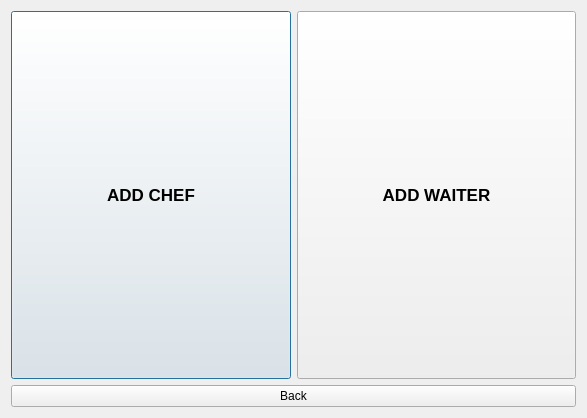
Qt form Ifrad/man_employee.ui (Ridwan230/Restaurant-Management-System) before a commit.
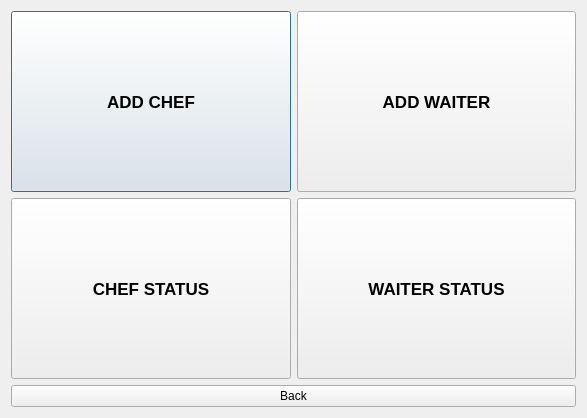
The same form after that commit.

```diff
--- a/Ifrad/man_employee.ui
+++ b/Ifrad/man_employee.ui
@@ -13,12 +13,14 @@
   <property name="windowTitle">
    <string>Dialog</string>
   </property>
-  <layout class="QVBoxLayout" name="verticalLayout_2">
-   <item>
-    <layout class="QVBoxLayout" name="verticalLayout">
+  <layout class="QGridLayout" name="gridLayout">
+   <item row="0" column="0">
+    <layout class="QVBoxLayout" name="verticalLayout_3">
      <item>
       <layout class="QHBoxLayout" name="horizontalLayout">
        <item>
+        <layout class="QVBoxLayout" name="verticalLayout">
+         <item>
         <widget class="QPushButton" name="add_chef">
          <property name="sizePolicy">
           <sizepolicy hsizetype="Preferred" vsizetype="Preferred">
@@ -40,6 +42,30 @@
         </widget>
        </item>
        <item>
+          <widget class="QPushButton" name="chef_status">
+           <property name="sizePolicy">
+            <sizepolicy hsizetype="Preferred" vsizetype="Preferred">
+             <horstretch>0</horstretch>
+             <verstretch>0</verstretch>
+            </sizepolicy>
+           </property>
+           <property name="font">
+            <font>
+             <pointsize>13</pointsize>
+             <weight>75</weight>
+             <bold>true</bold>
+            </font>
+           </property>
+           <property name="text">
+            <string>CHEF STATUS</string>
+           </property>
+          </widget>
+         </item>
+        </layout>
+       </item>
+       <item>
+        <layout class="QVBoxLayout" name="verticalLayout_2">
+         <item>
         <widget class="QPushButton" name="add_waiter">
          <property name="sizePolicy">
           <sizepolicy hsizetype="Preferred" vsizetype="Preferred">
@@ -58,6 +84,28 @@
           <string>ADD WAITER</string>
          </property>
         </widget>
+         </item>
+         <item>
+          <widget class="QPushButton" name="waiter_status">
+           <property name="sizePolicy">
+            <sizepolicy hsizetype="Preferred" vsizetype="Preferred">
+             <horstretch>0</horstretch>
+             <verstretch>0</verstretch>
+            </sizepolicy>
+           </property>
+           <property name="font">
+            <font>
+             <pointsize>13</pointsize>
+             <weight>75</weight>
+             <bold>true</bold>
+            </font>
+           </property>
+           <property name="text">
+            <string>WAITER STATUS</string>
+           </property>
+          </widget>
+         </item>
+        </layout>
        </item>
       </layout>
      </item>
```
Lines whose indentation alone changed are shown as unchanged.
